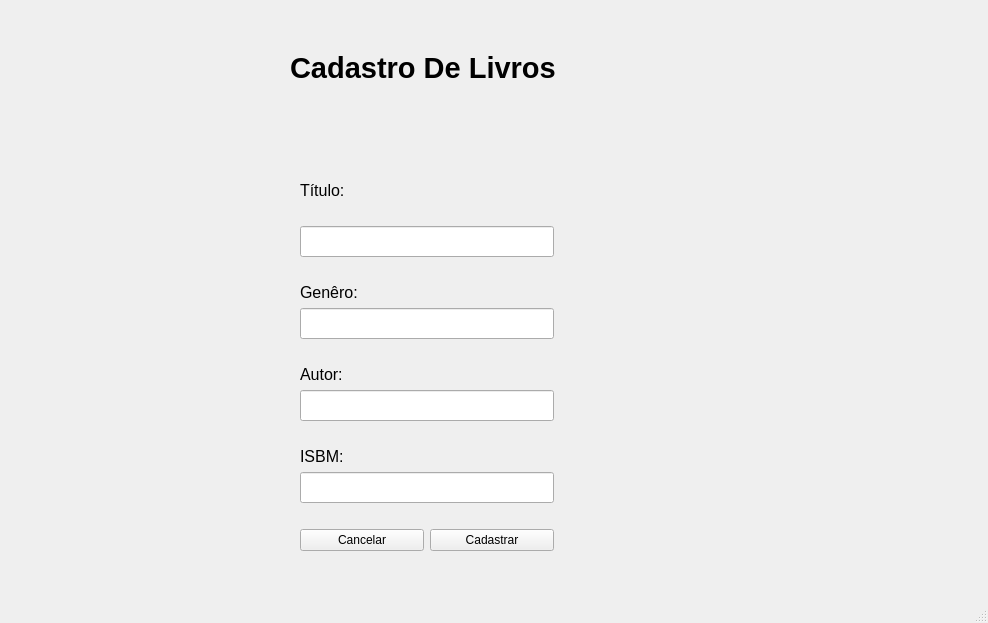
Old version of the form bibliotecas/view/CadastrodeLivros.ui in the repository cadulucas1/PyQt_Biblioteca.
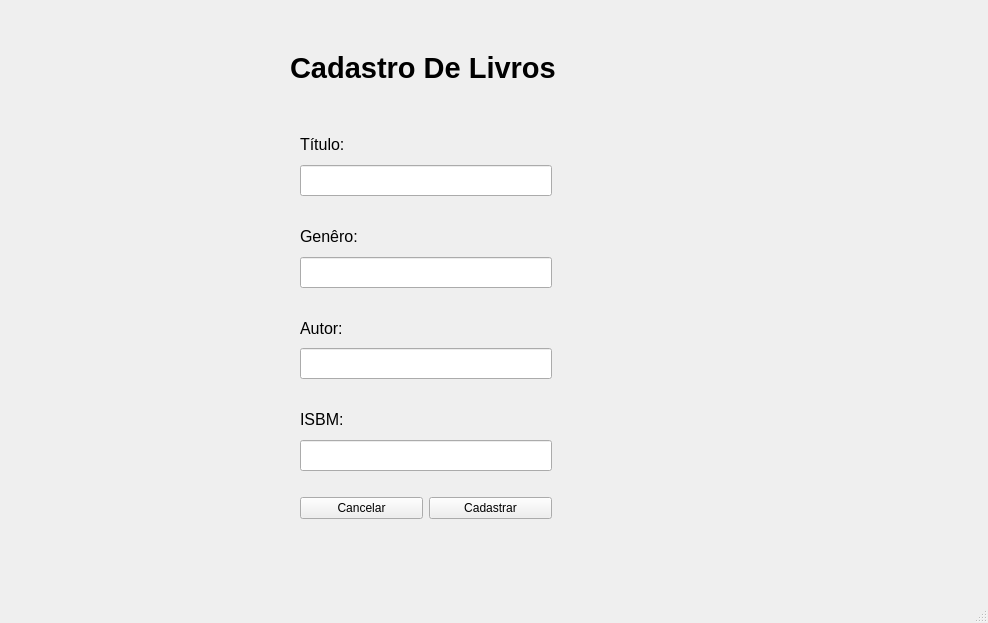
New version of the form.

Commit message: mudança veiw

The edit to the form file:
```diff
--- a/bibliotecas/view/CadastrodeLivros.ui
+++ b/bibliotecas/view/CadastrodeLivros.ui
@@ -43,17 +43,15 @@
      <string>Cadastro De Livros</string>
     </property>
    </widget>
-   <widget class="QWidget" name="verticalLayoutWidget_5">
+   <widget class="QWidget" name="">
     <property name="geometry">
      <rect>
       <x>300</x>
-      <y>160</y>
-      <width>254</width>
-      <height>391</height>
+      <y>130</y>
+      <width>252</width>
+      <height>389</height>
      </rect>
     </property>
-    <layout class="QVBoxLayout" name="verticalLayout_5">
-     <item>
       <layout class="QVBoxLayout" name="verticalLayout">
        <item>
         <widget class="QLabel" name="titulo">
@@ -100,8 +98,6 @@
         </spacer>
        </item>
        <item>
-        <layout class="QVBoxLayout" name="verticalLayout_3">
-         <item>
           <widget class="QLabel" name="titulo_3">
            <property name="font">
             <font>
@@ -146,8 +142,6 @@
           </spacer>
          </item>
          <item>
-          <layout class="QVBoxLayout" name="verticalLayout_2">
-           <item>
             <widget class="QLabel" name="titulo_2">
              <property name="font">
               <font>
@@ -192,8 +186,6 @@
             </spacer>
            </item>
            <item>
-            <layout class="QVBoxLayout" name="verticalLayout_4">
-             <item>
               <widget class="QLabel" name="titulo_4">
                <property name="font">
                 <font>
@@ -256,14 +248,6 @@
               </layout>
              </item>
             </layout>
-           </item>
-          </layout>
-         </item>
-        </layout>
-       </item>
-      </layout>
-     </item>
-    </layout>
    </widget>
    <zorder>verticalLayoutWidget_5</zorder>
    <zorder>label</zorder>
```
Left out of the diff: 2 changed lines with no effect on the pictures. Lines whose indentation alone changed are shown as unchanged.
